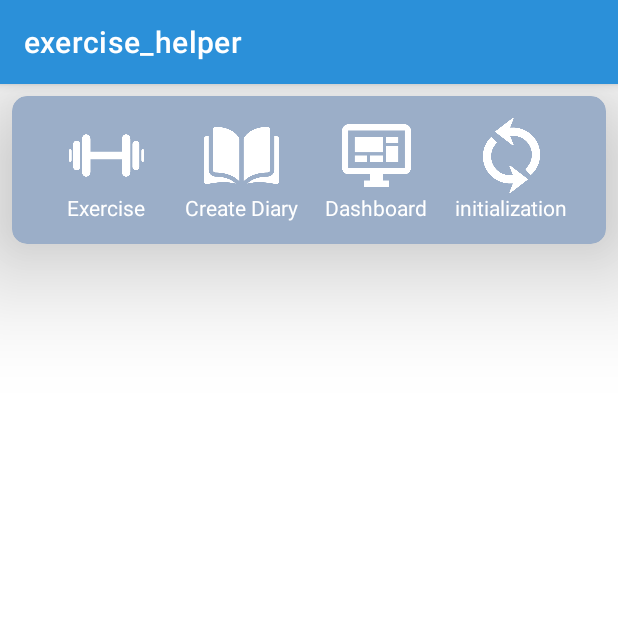
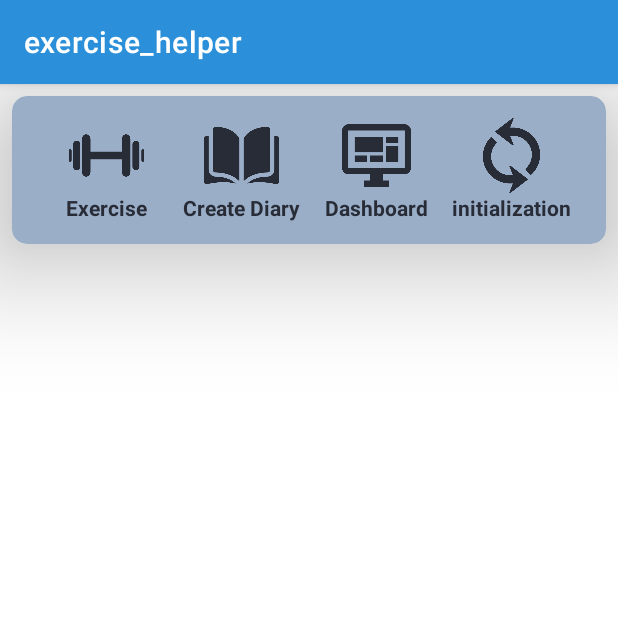
Before and after one commit to youngyin/exercise_helper, an Android app: the screen it shows after launch (MainActivity), on a phone screen of 412 x 824 dp, the top half of it. Run offline under Robolectric (Android 15) with nearby library versions, the phone set to English and light mode, and no system bars.

Commit message:
update UI

```diff
--- a/exercise_helper_app/app/src/main/java/com/example/exercise_helper/MainActivity.java
+++ b/exercise_helper_app/app/src/main/java/com/example/exercise_helper/MainActivity.java
@@ -37,7 +37,7 @@ public class MainActivity extends AppCompatActivity implements View.OnClickListe
         dbHelper = new DBHelper(getApplicationContext()); // connect db
 
         initView();
-        custom_RecyclerView_Style();
+        //custom_RecyclerView_Style();
         initRecyclerView();
         selectAllDB();
     }
--- a/exercise_helper_app/app/src/main/res/drawable/memo_border.xml
+++ b/exercise_helper_app/app/src/main/res/drawable/memo_border.xml
@@ -4,7 +4,7 @@
         android:radius="14dp"
         />
     <solid
-        android:color="@color/MainColor"
+        android:color="@color/brightColor"
         />
     <padding
         android:left="0dp"
--- a/exercise_helper_app/app/src/main/res/layout/activity_exercise.xml
+++ b/exercise_helper_app/app/src/main/res/layout/activity_exercise.xml
@@ -7,6 +7,7 @@
     android:orientation="vertical">
 
     <TextView
+        android:textColor="@color/darkColor"
         android:layout_marginTop="@dimen/layout_big_space"
         android:layout_marginLeft="@dimen/layout_big_space"
         android:layout_marginRight="@dimen/layout_big_space"
@@ -71,6 +72,7 @@
     </LinearLayout>
 
     <TextView
+        android:textColor="@color/darkColor"
         android:id="@+id/textViewReceive"
         android:layout_width="match_parent"
         android:layout_height="wrap_content"
@@ -80,6 +82,7 @@
         android:textSize="@dimen/default_font_size"/>
 
     <Button
+        android:textColor="@color/white"
         android:id="@+id/btnConnect"
         style="@style/Widget.MaterialComponents.Button"
         android:layout_width="match_parent"
@@ -91,6 +94,7 @@
         android:textSize="@dimen/default_font_size"/>
 
     <Button
+        android:textColor="@color/white"
         android:id="@+id/createDiaryBtn"
         style="@style/Widget.MaterialComponents.Button"
         android:layout_width="match_parent"
--- a/exercise_helper_app/app/src/main/res/layout/activity_main.xml
+++ b/exercise_helper_app/app/src/main/res/layout/activity_main.xml
@@ -11,7 +11,6 @@
         android:layout_width="match_parent"
         android:layout_height="wrap_content"
         android:layout_margin="@dimen/layout_default_space"
-        android:background="@color/MainColor"
         android:elevation="100dp"
         android:hapticFeedbackEnabled="true"
         android:padding="@dimen/layout_default_space"
@@ -25,7 +24,6 @@
             android:layout_height="wrap_content"
             android:layout_gravity="center"
             android:layout_margin="@dimen/layout_default_space"
-            android:background="@color/MainColor"
             android:gravity="center"
             android:orientation="horizontal">
 
@@ -44,15 +42,15 @@
                     android:layout_height="@dimen/icon_default_size"
                     android:background="#00FFFFFF"
                     android:scaleType="fitCenter"
-                    android:tint="@color/white"
+                    android:tint="@color/darkColor"
                     app:srcCompat="@drawable/dumbell"/>
 
                 <TextView
                     android:layout_width="wrap_content"
                     android:layout_height="wrap_content"
                     android:text="Exercise"
-                    android:textColor="#FFFFFF"
-                    app:drawableTint="#FFF1F1" />
+                    android:textColor="@color/darkColor"
+                    android:textStyle="bold"/>
             </LinearLayout>
 
             <!-- diary button -->
@@ -66,17 +64,18 @@
                     android:id="@+id/diary_btn"
                     android:layout_width="@dimen/icon_default_size"
                     android:layout_height="@dimen/icon_default_size"
-                    android:background="#00FFFFFF"
+                    android:background="@color/transparent"
                     android:scaleType="fitCenter"
-                    android:tint="@color/white"
+                    android:tint="@color/darkColor"
                     app:srcCompat="@drawable/book" />
 
                 <TextView
                     android:layout_width="wrap_content"
                     android:layout_height="wrap_content"
                     android:text="Create Diary"
-                    android:textColor="#FFFFFF"
-                    app:drawableTint="#FFF1F1" />
+                    android:textColor="@color/darkColor"
+                    android:textStyle="bold"
+                     />
             </LinearLayout>
 
             <!-- dashboard button -->
@@ -92,15 +91,16 @@
                     android:layout_height="@dimen/icon_default_size"
                     android:background="@null"
                     android:scaleType="fitCenter"
-                    android:tint="@color/white"
+                    android:tint="@color/darkColor"
                     app:srcCompat="@drawable/monitor"/>
 
                 <TextView
                     android:layout_width="wrap_content"
                     android:layout_height="wrap_content"
                     android:text="Dashboard"
-                    android:textColor="#FFFFFF"
-                    app:drawableTint="#FFF1F1" />
+                    android:textColor="@color/darkColor"
+                    android:textStyle="bold"
+                     />
             </LinearLayout>
 
             <!-- initialization button -->
@@ -116,15 +116,16 @@
                     android:layout_height="@dimen/icon_default_size"
                     android:background="@null"
                     android:scaleType="fitCenter"
-                    android:tint="@color/white"
+                    android:tint="@color/darkColor"
                     app:srcCompat="@drawable/refresh1" />
 
                 <TextView
                     android:layout_width="wrap_content"
                     android:layout_height="wrap_content"
                     android:text="initialization"
-                    android:textColor="#FFFFFF"
-                    app:drawableTint="#FFF1F1" />
+                    android:textColor="@color/darkColor"
+                    android:textStyle="bold"
+                     />
             </LinearLayout>
         </LinearLayout>
     </com.google.android.material.card.MaterialCardView>
--- a/exercise_helper_app/app/src/main/res/layout/item_list.xml
+++ b/exercise_helper_app/app/src/main/res/layout/item_list.xml
@@ -12,6 +12,7 @@
     android:elevation="20dp">
 
     <androidx.cardview.widget.CardView
+        app:cardBackgroundColor = "@color/brightColor"
         android:layout_width="match_parent"
         android:layout_height="wrap_content"
         app:cardCornerRadius="10dp"
```
Also changed, not shown: exercise_helper_app/app/src/main/res/layout/activity_diary.xml (+8 -6 lines).
